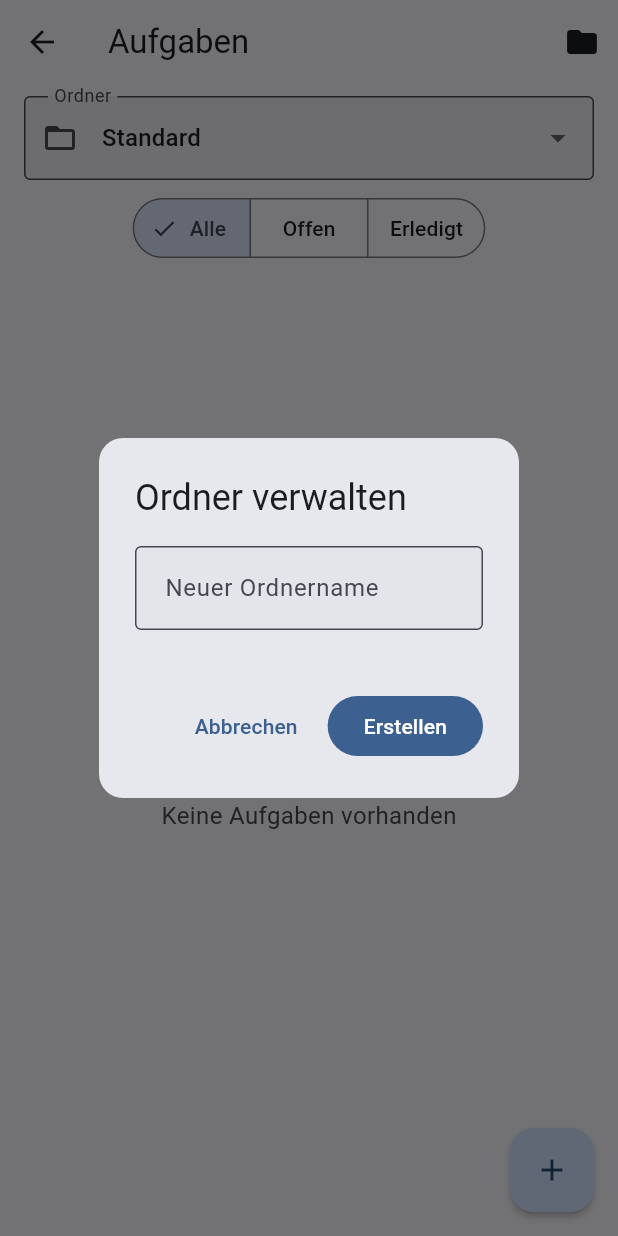
After one commit to dclausen01/bbzcloud-mobil, a Flutter app: the TodosScreen screen opened directly, after a tap on the "folder" icon, on a phone screen of 412 x 824 dp. The commit adds this screen. Run offline on Flutter 3.47's test engine with Material 3 defaults, Android fonts, the phone set to English and light mode, and no system bars; our stand-ins replace flutter_riverpod, flutter_secure_storage, logger, shared_preferences, sqflite; missing offline and left inert: flutter_inappwebview; accounts and stored records are empty.

Commit message:
feat: Add complete Todo functionality
Complete Todo Component Implementation:

**New Models & Types:**
- lib/data/models/todo.dart
  * Todo model with id, text, completed, createdAt, folder
  * TodoState for managing todos, folders, selectedFolder
  * TodoFilter enum (all, active, completed)
  * Full JSON serialization support

**State Management:**
- lib/presentation/providers/todo_provider.dart
  * TodoNotifier with StateNotifier
  * Persistent storage with SharedPreferences
  * Operations: add, toggle, update, delete todos
  * Folder management: create, delete, switch folders
  * Filtered todos provider with family
  * Active todo count provider

**User Interface:**
- lib/presentation/screens/todos_screen.dart
  * Beautiful Material Design 3 UI
  * Folder dropdown selector
  * Segmented filter buttons (All, Active, Completed)
  * Todo list with checkboxes
  * Swipe-to-delete with Dismissible
  * Inline editing mode
  * FloatingActionButton to add todos
  * Folder management dialog
  * Date formatting with intl

**Integration:**
- Added to app_drawer.dart with checklist icon
- Accessible from side menu

Features match old Ionic/Capacitor app:
- ✅ Multiple folders
- ✅ Filter by status
- ✅ Swipe to delete
- ✅ Inline editing
- ✅ Persistent storage
- ✅ Modern Flutter UI

```diff
--- /dev/null
+++ b/lib/data/models/todo.dart
@@ -0,0 +1,135 @@
+/// BBZCloud Mobile - Todo Model
+///
+/// @version 0.1.0
+
+class Todo {
+  final int id;
+  final String text;
+  final bool completed;
+  final DateTime createdAt;
+  final String folder;
+
+  const Todo({
+    required this.id,
+    required this.text,
+    required this.completed,
+    required this.createdAt,
+    required this.folder,
+  });
+
+  /// Create Todo from database map
+  factory Todo.fromMap(Map<String, dynamic> map) {
+    return Todo(
+      id: map['id'] as int,
+      text: map['text'] as String,
+      completed: (map['completed'] as int) == 1,
+      createdAt: DateTime.parse(map['created_at'] as String),
+      folder: map['folder'] as String? ?? 'Standard',
+    );
+  }
+
+  /// Convert Todo to database map
+  Map<String, dynamic> toMap() {
+    return {
+      'id': id,
+      'text': text,
+      'completed': completed ? 1 : 0,
+      'created_at': createdAt.toIso8601String(),
+      'folder': folder,
+    };
+  }
+
+  /// Create a copy with updated fields
+  Todo copyWith({
+    int? id,
+    String? text,
+    bool? completed,
+    DateTime? createdAt,
+    String? folder,
+  }) {
+    return Todo(
+      id: id ?? this.id,
+      text: text ?? this.text,
+      completed: completed ?? this.completed,
+      createdAt: createdAt ?? this.createdAt,
+      folder: folder ?? this.folder,
+    );
+  }
+
+  @override
+  bool operator ==(Object other) {
+    if (identical(this, other)) return true;
+    return other is Todo && other.id == id;
+  }
+
+  @override
+  int get hashCode => id.hashCode;
+}
+
+class TodoState {
+  final List<Todo> todos;
+  final List<String> folders;
+  final String selectedFolder;
+
+  const TodoState({
+    required this.todos,
+    required this.folders,
+    required this.selectedFolder,
+  });
+
+  factory TodoState.initial() {
+    return const TodoState(
+      todos: [],
+      folders: ['Standard'],
+      selectedFolder: 'Standard',
+    );
+  }
+
+  factory TodoState.fromMap(Map<String, dynamic> map) {
+    return TodoState(
+      todos: (map['todos'] as List<dynamic>?)
+              ?.map((e) => Todo.fromMap(e as Map<String, dynamic>))
+              .toList() ??
+          [],
+      folders: (map['folders'] as List<dynamic>?)?.cast<String>() ?? ['Standard'],
+      selectedFolder: map['selectedFolder'] as String? ?? 'Standard',
+    );
+  }
+
+  Map<String, dynamic> toMap() {
+    return {
+      'todos': todos.map((e) => e.toMap()).toList(),
+      'folders': folders,
+      'selectedFolder': selectedFolder,
+    };
+  }
+
+  TodoState copyWith({
+    List<Todo>? todos,
+    List<String>? folders,
+    String? selectedFolder,
+  }) {
+    return TodoState(
+      todos: todos ?? this.todos,
+      folders: folders ?? this.folders,
+      selectedFolder: selectedFolder ?? this.selectedFolder,
+    );
+  }
+}
+
+enum TodoFilter {
+  all,
+  active,
+  completed;
+
+  String get displayName {
+    switch (this) {
+      case TodoFilter.all:
+        return 'Alle';
+      case TodoFilter.active:
+        return 'Offen';
+      case TodoFilter.completed:
+        return 'Erledigt';
+    }
+  }
+}
--- /dev/null
+++ b/lib/presentation/providers/todo_provider.dart
@@ -0,0 +1,193 @@
+/// BBZCloud Mobile - Todo Provider
+///
+/// State management for todos
+///
+/// @version 0.1.0
+
+import 'dart:convert';
+import 'package:flutter_riverpod/flutter_riverpod.dart';
+import 'package:shared_preferences/shared_preferences.dart';
+import 'package:bbzcloud_mobil/core/utils/app_logger.dart';
+import 'package:bbzcloud_mobil/data/models/todo.dart';
+
+const String _storageKey = 'bbzcloud_todos';
+
+/// Todo State Notifier
+class TodoNotifier extends StateNotifier<TodoState> {
+  TodoNotifier() : super(TodoState.initial()) {
+    _loadTodos();
+  }
+
+  Future<void> _loadTodos() async {
+    try {
+      final prefs = await SharedPreferences.getInstance();
+      final jsonString = prefs.getString(_storageKey);
+
+      if (jsonString != null) {
+        final map = json.decode(jsonString) as Map<String, dynamic>;
+        state = TodoState.fromMap(map);
+        logger.info('Loaded ${state.todos.length} todos');
+      }
+    } catch (error, stackTrace) {
+      logger.error('Error loading todos', error, stackTrace);
+    }
+  }
+
+  Future<void> _saveTodos() async {
+    try {
+      final prefs = await SharedPreferences.getInstance();
+      final jsonString = json.encode(state.toMap());
+      await prefs.setString(_storageKey, jsonString);
+    } catch (error, stackTrace) {
+      logger.error('Error saving todos', error, stackTrace);
+    }
+  }
+
+  /// Add a new todo
+  Future<void> addTodo(String text) async {
+    if (text.trim().isEmpty) return;
+
+    final newTodo = Todo(
+      id: DateTime.now().millisecondsSinceEpoch,
+      text: text.trim(),
+      completed: false,
+      createdAt: DateTime.now(),
+      folder: state.selectedFolder,
+    );
+
+    state = state.copyWith(
+      todos: [...state.todos, newTodo],
+    );
+
+    await _saveTodos();
+    logger.info('Added todo: ${newTodo.text}');
+  }
+
+  /// Toggle todo completion
+  Future<void> toggleTodo(int id) async {
+    state = state.copyWith(
+      todos: state.todos.map((todo) {
+        if (todo.id == id) {
+          return todo.copyWith(completed: !todo.completed);
+        }
+        return todo;
+      }).toList(),
+    );
+
+    await _saveTodos();
+  }
+
+  /// Update todo text
+  Future<void> updateTodo(int id, String text) async {
+    if (text.trim().isEmpty) return;
+
+    state = state.copyWith(
+      todos: state.todos.map((todo) {
+        if (todo.id == id) {
+          return todo.copyWith(text: text.trim());
+        }
+        return todo;
+      }).toList(),
+    );
+
+    await _saveTodos();
+    logger.info('Updated todo $id');
+  }
+
+  /// Delete todo
+  Future<void> deleteTodo(int id) async {
+    state = state.copyWith(
+      todos: state.todos.where((todo) => todo.id != id).toList(),
+    );
+
+    await _saveTodos();
+    logger.info('Deleted todo $id');
+  }
+
+  /// Add a new folder
+  Future<void> addFolder(String name) async {
+    if (name.trim().isEmpty) return;
+
+    final folderName = name.trim();
+
+    if (state.folders.contains(folderName)) {
+      logger.warning('Folder already exists: $folderName');
+      return;
+    }
+
+    state = state.copyWith(
+      folders: [...state.folders, folderName],
+      selectedFolder: folderName,
+    );
+
+    await _saveTodos();
+    logger.info('Added folder: $folderName');
+  }
+
+  /// Delete folder (moves todos to Standard)
+  Future<void> deleteFolder(String folderName) async {
+    if (folderName == 'Standard') {
+      logger.warning('Cannot delete Standard folder');
+      return;
+    }
+
+    // Move todos from deleted folder to Standard
+    state = state.copyWith(
+      todos: state.todos.map((todo) {
+        if (todo.folder == folderName) {
+          return todo.copyWith(folder: 'Standard');
+        }
+        return todo;
+      }).toList(),
+      folders: state.folders.where((f) => f != folderName).toList(),
+      selectedFolder: state.selectedFolder == folderName
+          ? 'Standard'
+          : state.selectedFolder,
+    );
+
+    await _saveTodos();
+    logger.info('Deleted folder: $folderName');
+  }
+
+  /// Change selected folder
+  void selectFolder(String folderName) {
+    if (state.folders.contains(folderName)) {
+      state = state.copyWith(selectedFolder: folderName);
+    }
+  }
+}
+
+/// Provider for todo state
+final todoProvider = StateNotifierProvider<TodoNotifier, TodoState>((ref) {
+  return TodoNotifier();
+});
+
+/// Provider for filtered todos
+final filteredTodosProvider = Provider.family<List<Todo>, TodoFilter>((ref, filter) {
+  final todoState = ref.watch(todoProvider);
+
+  return todoState.todos
+      .where((todo) => todo.folder == todoState.selectedFolder)
+      .where((todo) {
+        switch (filter) {
+          case TodoFilter.active:
+            return !todo.completed;
+          case TodoFilter.completed:
+            return todo.completed;
+          case TodoFilter.all:
+            return true;
+        }
+      })
+      .toList()
+    ..sort((a, b) => b.createdAt.compareTo(a.createdAt));
+});
+
+/// Provider for active todo count in current folder
+final activeTodoCountProvider = Provider<int>((ref) {
+  final todoState = ref.watch(todoProvider);
+
+  return todoState.todos
+      .where((todo) =>
+          todo.folder == todoState.selectedFolder && !todo.completed)
+      .length;
+});
--- /dev/null
+++ b/lib/presentation/screens/todos_screen.dart
@@ -0,0 +1,384 @@
+/// BBZCloud Mobile - Todos Screen
+///
+/// Todo list management screen
+///
+/// @version 0.1.0
+
+import 'package:flutter/material.dart';
+import 'package:flutter_riverpod/flutter_riverpod.dart';
+import 'package:intl/intl.dart';
+import 'package:bbzcloud_mobil/core/theme/app_theme.dart';
+import 'package:bbzcloud_mobil/data/models/todo.dart';
+import 'package:bbzcloud_mobil/presentation/providers/todo_provider.dart';
+
+class TodosScreen extends ConsumerStatefulWidget {
+  const TodosScreen({super.key});
+
+  @override
+  ConsumerState<TodosScreen> createState() => _TodosScreenState();
+}
+
+class _TodosScreenState extends ConsumerState<TodosScreen> {
+  TodoFilter _currentFilter = TodoFilter.all;
+  int? _editingTodoId;
+  final TextEditingController _editController = TextEditingController();
+
+  @override
+  void dispose() {
+    _editController.dispose();
+    super.dispose();
+  }
+
+  @override
+  Widget build(BuildContext context) {
+    final todoState = ref.watch(todoProvider);
+    final filteredTodos = ref.watch(filteredTodosProvider(_currentFilter));
+    final activeTodoCount = ref.watch(activeTodoCountProvider);
+
+    return Scaffold(
+      appBar: AppBar(
+        title: const Text('Aufgaben'),
+        actions: [
+          IconButton(
+            icon: const Icon(Icons.folder),
+            onPressed: () => _showFolderDialog(context),
+            tooltip: 'Ordner verwalten',
+          ),
+        ],
+      ),
+      body: Column(
+        children: [
+          // Folder Selector
+          Container(
+            padding: const EdgeInsets.symmetric(
+              horizontal: AppSpacing.md,
+              vertical: AppSpacing.sm,
+            ),
+            child: DropdownButtonFormField<String>(
+              value: todoState.selectedFolder,
+              decoration: const InputDecoration(
+                labelText: 'Ordner',
+                prefixIcon: Icon(Icons.folder_open),
+                border: OutlineInputBorder(),
+              ),
+              items: todoState.folders.map((folder) {
+                return DropdownMenuItem(
+                  value: folder,
+                  child: Text(folder),
+                );
+              }).toList(),
+              onChanged: (value) {
+                if (value != null) {
+                  ref.read(todoProvider.notifier).selectFolder(value);
+                }
+              },
+            ),
+          ),
+
+          // Filter Tabs
+          Container(
+            padding: const EdgeInsets.symmetric(horizontal: AppSpacing.md),
+            child: SegmentedButton<TodoFilter>(
+              segments: [
+                ButtonSegment(
+                  value: TodoFilter.all,
+                  label: Text(TodoFilter.all.displayName),
+                ),
+                ButtonSegment(
+                  value: TodoFilter.active,
+                  label: Row(
+                    mainAxisSize: MainAxisSize.min,
+                    children: [
+                      Text(TodoFilter.active.displayName),
+                      if (activeTodoCount > 0) ...[
+                        const SizedBox(width: 4),
+                        Container(
+                          padding: const EdgeInsets.symmetric(
+                            horizontal: 6,
+                            vertical: 2,
+                          ),
+                          decoration: BoxDecoration(
+                            color: Theme.of(context).colorScheme.primary,
+                            borderRadius: BorderRadius.circular(10),
+                          ),
+                          child: Text(
+                            '$activeTodoCount',
+                            style: TextStyle(
+                              color: Theme.of(context).colorScheme.onPrimary,
+                              fontSize: 12,
+                              fontWeight: FontWeight.bold,
+                            ),
+                          ),
+                        ),
+                      ],
+                    ],
+                  ),
+                ),
+                ButtonSegment(
+                  value: TodoFilter.completed,
+                  label: Text(TodoFilter.completed.displayName),
+                ),
+              ],
+              selected: {_currentFilter},
+              onSelectionChanged: (Set<TodoFilter> selected) {
+                setState(() {
+                  _currentFilter = selected.first;
+                });
+              },
+            ),
+          ),
+          const SizedBox(height: AppSpacing.sm),
+
+          // Todo List
+          Expanded(
+            child: filteredTodos.isEmpty
+                ? Center(
+                    child: Column(
+                      mainAxisAlignment: MainAxisAlignment.center,
+                      children: [
+                        Icon(
+                          Icons.check_circle_outline,
+                          size: 64,
+                          color: Theme.of(context).colorScheme.primary.withOpacity(0.5),
+                        ),
+                        const SizedBox(height: AppSpacing.md),
+                        Text(
+                          'Keine Aufgaben vorhanden',
+                          style: AppTextStyles.body1.copyWith(
+                            color: Theme.of(context).colorScheme.onSurfaceVariant,
+                          ),
+                        ),
+                      ],
+                    ),
+                  )
+                : ListView.builder(
+                    itemCount: filteredTodos.length,
+                    itemBuilder: (context, index) {
+                      final todo = filteredTodos[index];
+                      final isEditing = _editingTodoId == todo.id;
+
+                      return Dismissible(
+                        key: Key('todo_${todo.id}'),
+                        background: Container(
+                          color: Theme.of(context).colorScheme.error,
+                          alignment: Alignment.centerRight,
+                          padding: const EdgeInsets.only(right: AppSpacing.md),
+                          child: Icon(
+                            Icons.delete,
+                            color: Theme.of(context).colorScheme.onError,
+                          ),
+                        ),
+                        direction: DismissDirection.endToStart,
+                        onDismissed: (direction) {
+                          ref.read(todoProvider.notifier).deleteTodo(todo.id);
+                          ScaffoldMessenger.of(context).showSnackBar(
+                            const SnackBar(
+                              content: Text('Aufgabe gelöscht'),
+                              duration: Duration(seconds: 2),
+                            ),
+                          );
+                        },
+                        child: Card(
+                          margin: const EdgeInsets.symmetric(
+                            horizontal: AppSpacing.md,
+                            vertical: AppSpacing.xs,
+                          ),
+                          child: ListTile(
+                            leading: Checkbox(
+                              value: todo.completed,
+                              onChanged: (_) {
+                                ref.read(todoProvider.notifier).toggleTodo(todo.id);
+                              },
+                            ),
+                            title: isEditing
+                                ? TextField(
+                                    controller: _editController,
+                                    autofocus: true,
+                                    decoration: const InputDecoration(
+                                      border: InputBorder.none,
+                                      hintText: 'Aufgabe eingeben...',
+                                    ),
+                                    onSubmitted: (value) {
+                                      ref
+                                          .read(todoProvider.notifier)
+                                          .updateTodo(todo.id, value);
+                                      setState(() {
+                                        _editingTodoId = null;
+                                      });
+                                    },
+                                  )
+                                : Text(
+                                    todo.text,
+                                    style: todo.completed
+                                        ? TextStyle(
+                                            decoration: TextDecoration.lineThrough,
+                                            color: Theme.of(context)
+                                                .colorScheme
+                                                .onSurfaceVariant,
+                                          )
+                                        : null,
+                                  ),
+                            subtitle: Text(
+                              DateFormat('dd.MM.yyyy').format(todo.createdAt),
+                              style: AppTextStyles.caption,
+                            ),
+                            trailing: Row(
+                              mainAxisSize: MainAxisSize.min,
+                              children: [
+                                IconButton(
+                                  icon: const Icon(Icons.edit, size: 20),
+                                  onPressed: () {
+                                    setState(() {
+                                      _editingTodoId = todo.id;
+                                      _editController.text = todo.text;
+                                    });
+                                  },
+                                  tooltip: 'Bearbeiten',
+                                ),
+                                Icon(
+                                  todo.completed
+                                      ? Icons.check_circle
+                                      : Icons.radio_button_unchecked,
+                                  color: todo.completed
+                                      ? Theme.of(context).colorScheme.primary
+                                      : Theme.of(context).colorScheme.onSurfaceVariant,
+                                ),
+                              ],
+                            ),
+                          ),
+                        ),
+                      );
+                    },
+                  ),
+          ),
+        ],
+      ),
+      floatingActionButton: FloatingActionButton(
+        onPressed: () => _showAddTodoDialog(context),
+        child: const Icon(Icons.add),
+      ),
+    );
+  }
+
+  void _showAddTodoDialog(BuildContext context) {
+    final controller = TextEditingController();
+
+    showDialog(
+      context: context,
+      builder: (context) => AlertDialog(
+        title: const Text('Neue Aufgabe'),
+        content: TextField(
+          controller: controller,
+          decoration: const InputDecoration(
+            hintText: 'Aufgabe eingeben...',
+            border: OutlineInputBorder(),
+          ),
+          maxLines: 3,
+          autofocus: true,
+          textInputAction: TextInputAction.done,
+          onSubmitted: (value) {
+            if (value.trim().isNotEmpty) {
+              ref.read(todoProvider.notifier).addTodo(value);
+              Navigator.pop(context);
+              ScaffoldMessenger.of(context).showSnackBar(
+                const SnackBar(
+                  content: Text('Aufgabe hinzugefügt'),
+                  duration: Duration(seconds: 2),
+                ),
+              );
+            }
+          },
+        ),
+        actions: [
+          TextButton(
+            onPressed: () => Navigator.pop(context),
+            child: const Text('Abbrechen'),
+          ),
+          FilledButton(
+            onPressed: () {
+              if (controller.text.trim().isNotEmpty) {
+                ref.read(todoProvider.notifier).addTodo(controller.text);
+                Navigator.pop(context);
+                ScaffoldMessenger.of(context).showSnackBar(
+                  const SnackBar(
+                    content: Text('Aufgabe hinzugefügt'),
+                    duration: Duration(seconds: 2),
+                  ),
+                );
+              }
+            },
+            child: const Text('Hinzufügen'),
+          ),
+        ],
+      ),
+    );
+  }
+
+  void _showFolderDialog(BuildContext context) {
+    final todoState = ref.read(todoProvider);
+    final controller = TextEditingController();
+
+    showDialog(
+      context: context,
+      builder: (context) => AlertDialog(
+        title: const Text('Ordner verwalten'),
+        content: Column(
+          mainAxisSize: MainAxisSize.min,
+          children: [
+            TextField(
+              controller: controller,
+              decoration: const InputDecoration(
+                labelText: 'Neuer Ordnername',
+                hintText: 'Ordner eingeben...',
+                border: OutlineInputBorder(),
+              ),
+              textInputAction: TextInputAction.done,
+            ),
+            const SizedBox(height: AppSpacing.md),
+            if (todoState.selectedFolder != 'Standard')
+              FilledButton.tonal(
+                onPressed: () {
+                  ref
+                      .read(todoProvider.notifier)
+                      .deleteFolder(todoState.selectedFolder);
+                  Navigator.pop(context);
+                  ScaffoldMessenger.of(context).showSnackBar(
+                    const SnackBar(
+                      content: Text('Ordner gelöscht'),
+                      duration: Duration(seconds: 2),
+                    ),
+                  );
+                },
+                style: FilledButton.styleFrom(
+                  backgroundColor: Theme.of(context).colorScheme.errorContainer,
+                  foregroundColor: Theme.of(context).colorScheme.onErrorContainer,
+                ),
+                child: const Text('Aktuellen Ordner löschen'),
+              ),
+          ],
+        ),
+        actions: [
+          TextButton(
+            onPressed: () => Navigator.pop(context),
+            child: const Text('Abbrechen'),
+          ),
+          FilledButton(
+            onPressed: () {
+              if (controller.text.trim().isNotEmpty) {
+                ref.read(todoProvider.notifier).addFolder(controller.text);
+                Navigator.pop(context);
+                ScaffoldMessenger.of(context).showSnackBar(
+                  const SnackBar(
+                    content: Text('Ordner erstellt'),
+                    duration: Duration(seconds: 2),
+                  ),
+                );
+              }
+            },
+            child: const Text('Erstellen'),
+          ),
+        ],
+      ),
+    );
+  }
+}
```
Also changed, not shown: lib/presentation/widgets/app_drawer.dart (+14 -0 lines).
